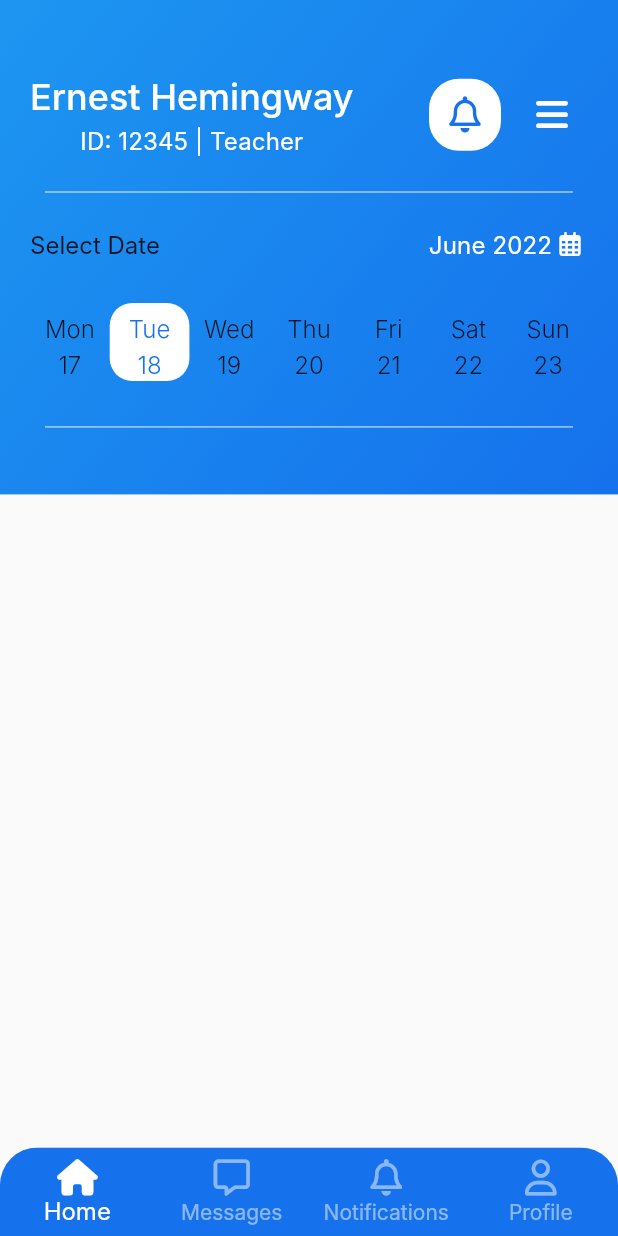
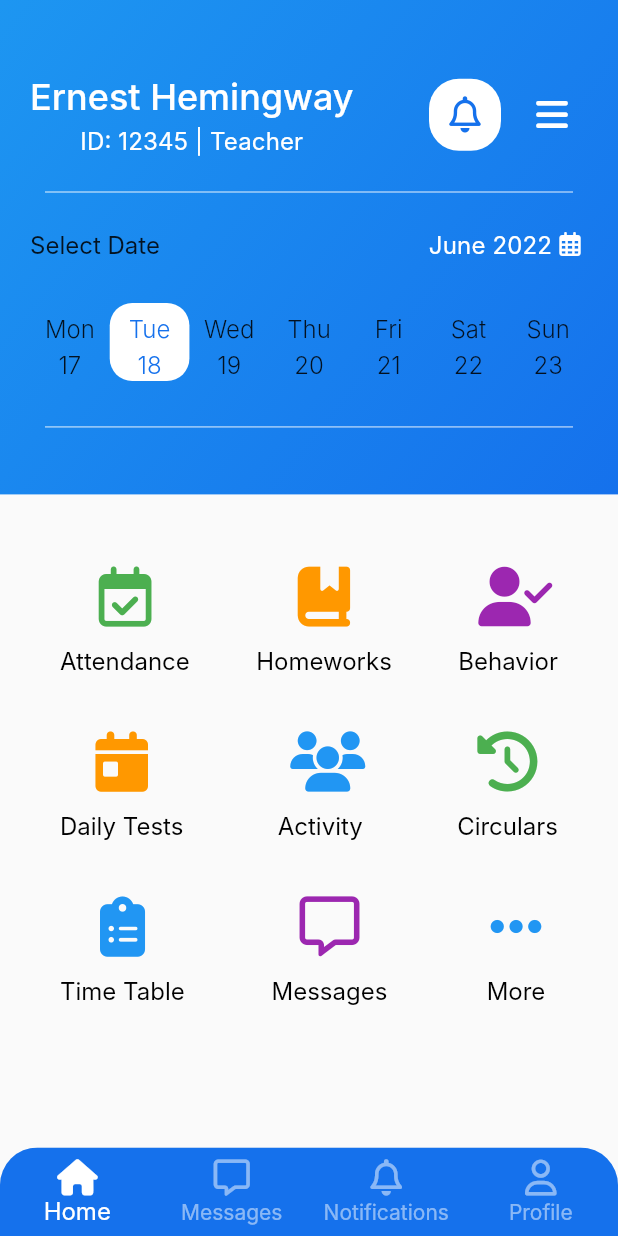
Before and after one commit to MohadesehHakimi/school_management, a Flutter app: the screen it shows after launch, on a phone screen of 412 x 824 dp. Run offline on Flutter 3.47's test engine with Material 2 defaults, Android fonts, the phone set to English and light mode, and no system bars; drawn by our look-alikes of table_calendar; our stand-ins replace font_awesome_flutter; Roboto replaces fonts that are missing (Inter).

Commit message:
feat: add options to home page

```diff
--- a/lib/screens/teacher_home_page.dart
+++ b/lib/screens/teacher_home_page.dart
@@ -1,12 +1,8 @@
 import 'package:flutter/material.dart';
 import 'package:font_awesome_flutter/font_awesome_flutter.dart';
-import 'package:table_calendar/table_calendar.dart';
-import 'package:intl/intl.dart';
 
+import '../widgets/display_info_appbar.dart';
 import '../widgets/bottom_navigation_bar.dart';
-
-DateTime mostRecentMonday(DateTime date) =>
-    DateTime(date.year, date.month, date.day - (date.weekday - 1));
 
 class TeacherHomePage extends StatelessWidget {
   const TeacherHomePage({super.key});
@@ -16,23 +12,15 @@ class TeacherHomePage extends StatelessWidget {
     return Scaffold(
       appBar: PreferredSize(
         preferredSize: Size.fromHeight(MediaQuery.of(context).size.height * 0.4),
-        child: Container(
-          padding: const EdgeInsets.only(
-              top: 50.0,
-              left: 20.0,
-              right: 20.0,
-              bottom: 20.0,
+        child: const DisplayInfoAppBar(),
       ),
-          decoration: BoxDecoration(
-            gradient: LinearGradient(
-              colors: [
-                Theme.of(context).colorScheme.secondary,
-                Theme.of(context).colorScheme.primary,
-              ],
-              begin: Alignment.topLeft,
-              end: Alignment.bottomRight,
-            )
-          ),
+      body: SingleChildScrollView(
+        padding: const EdgeInsets.all(20.0),
+        physics: const AlwaysScrollableScrollPhysics(),
+        child: Column(
+          children: [
+            Container(
+              padding: const EdgeInsets.all(20.0),
               child: Column(
                 children: [
                   Row(
@@ -40,160 +28,157 @@ class TeacherHomePage extends StatelessWidget {
                     children: [
                       Column(
                         children: [
-                      Text(
-                        'Ernest Hemingway',
-                        style: Theme.of(context).textTheme.titleLarge,
+                          IconButton(
+                            onPressed: () {},
+                            icon: const FaIcon(FontAwesomeIcons.calendarCheck),
+                            color: Colors.green,
+                            iconSize: 40.0,
                           ),
                           const SizedBox(height: 5.0,),
                           Text(
-                        'ID: 12345 | Teacher',
-                        style: Theme.of(context).textTheme.titleSmall?.copyWith(
-                            fontWeight: FontWeight.w400
-                        ),
+                            'Attendance',
+                            style: Theme.of(context).textTheme.bodyMedium,
                           )
                         ],
                       ),
-                  // const SizedBox(width: 60.0,),
-                  Row(
+                      Column(
                         children: [
-                      Container(
-                        decoration: BoxDecoration(
-                          color: Colors.white,
-                          borderRadius: BorderRadius.circular(20.0),
-                        ),
-                        child: IconButton(
-                          onPressed: () {},
-                          icon: const FaIcon(FontAwesomeIcons.bell),
-                          color: Theme.of(context).colorScheme.primary,
-                        ),
-                      ),
-                      const SizedBox(width: 10.0,),
                           IconButton(
                             onPressed: () {},
-                        icon: const FaIcon(FontAwesomeIcons.bars),
-                        color: Colors.white,
+                            icon: const FaIcon(FontAwesomeIcons.bookBookmark),
+                            color: Colors.orange,
+                            iconSize: 40.0,
+                          ),
+                          const SizedBox(height: 5.0,),
+                          Text(
+                            'Homeworks',
+                            style: Theme.of(context).textTheme.bodyMedium,
+                          )
+                        ],
+                      ),
+                      Column(
+                        children: [
+                          IconButton(
+                            onPressed: () {},
+                            icon: const FaIcon(FontAwesomeIcons.userCheck),
+                            color: Colors.purple,
+                            iconSize: 40.0,
+                          ),
+                          const SizedBox(height: 5.0,),
+                          Text(
+                            'Behavior',
+                            style: Theme.of(context).textTheme.bodyMedium,
+                          )
+                        ],
+                      ),
+                    ],
+                  ),
+                  const SizedBox(height: 30.0,),
+                  Row(
+                    mainAxisAlignment: MainAxisAlignment.spaceBetween,
+                    children: [
+                      Column(
+                        children: [
+                          IconButton(
+                            onPressed: () {},
+                            icon: const FaIcon(FontAwesomeIcons.calendarDay),
+                            color: Colors.orange,
+                            iconSize: 40.0,
+                          ),
+                          const SizedBox(height: 5.0,),
+                          Text(
+                            'Daily Tests',
+                            style: Theme.of(context).textTheme.bodyMedium,
+                          )
+                        ],
+                      ),
+                      Column(
+                        children: [
+                          IconButton(
+                            onPressed: () {},
+                            icon: const FaIcon(FontAwesomeIcons.users),
+                            color: Colors.blue,
+                            iconSize: 40.0,
+                          ),
+                          const SizedBox(height: 5.0,),
+                          Text(
+                            'Activity',
+                            style: Theme.of(context).textTheme.bodyMedium,
+                          )
+                        ],
+                      ),
+                      Column(
+                        children: [
+                          IconButton(
+                            onPressed: () {},
+                            icon: const FaIcon(FontAwesomeIcons.clockRotateLeft),
+                            color: Colors.green,
+                            iconSize: 40.0,
+                          ),
+                          const SizedBox(height: 5.0,),
+                          Text(
+                            'Circulars',
+                            style: Theme.of(context).textTheme.bodyMedium,
+                          )
+                        ],
+                      ),
+                    ],
+                  ),
+                  const SizedBox(height: 30.0,),
+                  Row(
+                    mainAxisAlignment: MainAxisAlignment.spaceBetween,
+                    children: [
+                      Column(
+                        children: [
+                          IconButton(
+                            onPressed: () {},
+                            icon: const FaIcon(FontAwesomeIcons.clipboardList),
+                            color: Colors.blue,
+                            iconSize: 40.0,
+                          ),
+                          const SizedBox(height: 5.0,),
+                          Text(
+                            'Time Table',
+                            style: Theme.of(context).textTheme.bodyMedium,
+                          )
+                        ],
+                      ),
+                      Column(
+                        children: [
+                          IconButton(
+                            onPressed: () {},
+                            icon: const FaIcon(FontAwesomeIcons.message),
+                            color: Colors.purple,
+                            iconSize: 40.0,
+                          ),
+                          const SizedBox(height: 5.0,),
+                          Text(
+                            'Messages',
+                            style: Theme.of(context).textTheme.bodyMedium,
+                          )
+                        ],
+                      ),
+                      Column(
+                        children: [
+                          IconButton(
+                            onPressed: () {},
+                            icon: const FaIcon(FontAwesomeIcons.ellipsis),
+                            color: Colors.blue,
+                            iconSize: 40.0,
+                          ),
+                          const SizedBox(height: 5.0,),
+                          Text(
+                            'More',
+                            style: Theme.of(context).textTheme.bodyMedium,
+                          )
+                        ],
                       ),
                     ],
                   ),
                 ],
               ),
-              const Divider(
-                color: Colors.white60,
-                thickness: 1.0,
-                indent: 10.0,
-                endIndent: 10.0,
-                height: 50.0,
-              ),
-              Row(
-                mainAxisAlignment: MainAxisAlignment.spaceBetween,
-                children: [
-                  Text(
-                    'Select Date',
-                    style: Theme.of(context).textTheme.titleMedium,
-                  ),
-                  Row(
-                    children: [
-                      Text(
-                        'June 2022',
-                        style: Theme.of(context).textTheme.titleSmall?.copyWith(
-                            fontWeight: FontWeight.w400
-                        ),
-                      ),
-                      const SizedBox(width: 5.0,),
-                      const FaIcon(
-                        FontAwesomeIcons.calendarDays,
-                        color: Colors.white,
-                        size: 16.0,
-                      ),
-                      const SizedBox(width: 5.0,),
+            )
           ],
-                  ),
-                ],
-              ),
-              const SizedBox(height: 30.0,),
-              Expanded(
-                child: TableCalendar(
-                  shouldFillViewport: true,
-                  headerVisible: false,
-                  daysOfWeekVisible: false,
-                  calendarFormat: CalendarFormat.week,
-                  startingDayOfWeek: StartingDayOfWeek.monday,
-                  focusedDay: DateTime.now(),
-                  // display this week, from Mon to Sun
-                  firstDay: mostRecentMonday(DateTime.now()),
-                  lastDay: mostRecentMonday(DateTime.now()).add(
-                      const Duration(days: 7)),
-                  calendarBuilders: CalendarBuilders(
-                    defaultBuilder: (context, date, _) {
-                      return Container(
-                        padding: const EdgeInsets.symmetric(vertical: 7.0),
-                        child: Column(
-                          mainAxisAlignment: MainAxisAlignment.spaceAround,
-                          children: [
-                            Text(
-                              DateFormat('EEE').format(date),
-                              style: Theme.of(context).textTheme.titleMedium?.copyWith(
-                                fontWeight: FontWeight.w300,
-                              ),
-                            ),
-                            const SizedBox(height: 5.0,),
-                            Text(
-                              date.day.toString(),
-                              style: Theme.of(context).textTheme.titleMedium?.copyWith(
-                                fontWeight: FontWeight.w300,
-                              ),
-                            ),
-                          ],
-                        ),
-                      );
-                    },
-                    todayBuilder: (context, date, _) {
-                      return Container(
-                        padding: const EdgeInsets.symmetric(vertical: 7.0),
-                        alignment: Alignment.center,
-                        decoration: BoxDecoration(
-                          color: Colors.white,
-                          borderRadius: BorderRadius.circular(15.0),
-                        ),
-                        child: Column(
-                          mainAxisAlignment: MainAxisAlignment.spaceAround,
-                          children: [
-                            Text(
-                              DateFormat('EEE').format(date),
-                              style: Theme.of(context).textTheme.titleMedium?.copyWith(
-                                color: Theme.of(context).colorScheme.primary,
-                                fontWeight: FontWeight.w300,
-                              ),
-                            ),
-                            const SizedBox(height: 5.0,),
-                            Text(
-                              date.day.toString(),
-                              style: Theme.of(context).textTheme.titleMedium?.copyWith(
-                                color: Theme.of(context).colorScheme.primary,
-                                fontWeight: FontWeight.w300,
-                              ),
-                            ),
-                          ],
-                        ),
-                      );
-                    },
-                    // disabledBuilder: (context, date, _) {
-                    //   return const SizedBox.shrink();
-                    // },
-                  ),
-                ),
-              ),
-              const SizedBox(height: 30.0,),
-              const Divider(
-                color: Colors.white60,
-                thickness: 1.0,
-                indent: 10.0,
-                endIndent: 10.0,
-                height: 10.0,
-              ),
-              const SizedBox(height: 20.0,),
-            ],
-          ),
         ),
       ),
       bottomNavigationBar: const CustomBottomNavigationBar(),
```
Lines whose indentation alone changed are shown as unchanged.
